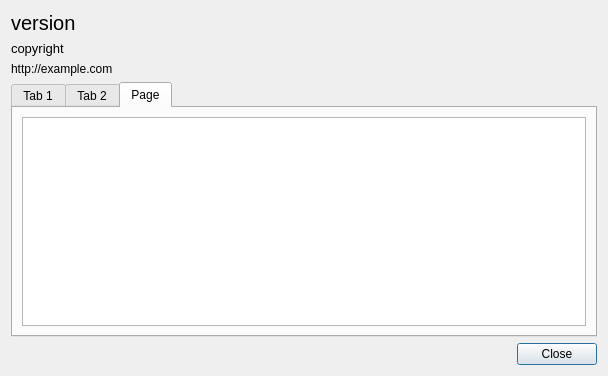
ambiesoft/SceneExplorer, file src/aboutdialog.ui: the form before one commit.
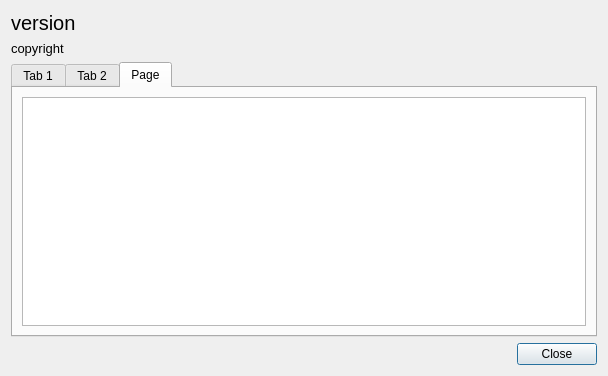
The form after the commit.

The edit to the form file:
```diff
--- a/src/aboutdialog.ui
+++ b/src/aboutdialog.ui
@@ -38,13 +38,6 @@
      </property>
     </widget>
    </item>
-   <item>
-    <widget class="QLabel" name="lblWebpage">
-     <property name="text">
-      <string>http://example.com</string>
-     </property>
-    </widget>
-   </item>
    <item>
     <widget class="QTabWidget" name="tabWidget">
      <property name="currentIndex">
```
